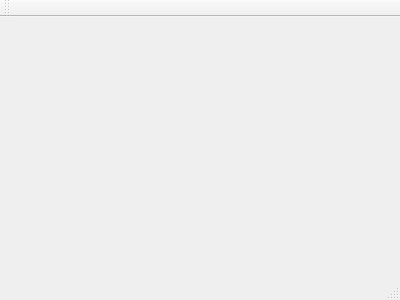
Above: chapaev/mainwindow.ui from dimitryku/chapaev before the change. Below: the same form after it.
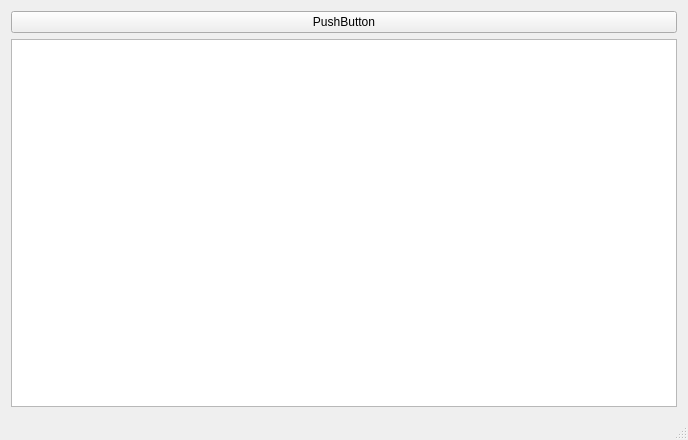
That is the form after the change.

Commit message: added some of main classes and methods

The edit to the form file:
```diff
--- a/chapaev/mainwindow.ui
+++ b/chapaev/mainwindow.ui
@@ -1,24 +1,34 @@
 <ui version="4.0">
  <class>MainWindow</class>
- <widget class="QMainWindow" name="MainWindow" >
-  <property name="geometry" >
+ <widget class="QMainWindow" name="MainWindow">
+  <property name="geometry">
    <rect>
     <x>0</x>
     <y>0</y>
-    <width>400</width>
-    <height>300</height>
+    <width>688</width>
+    <height>440</height>
    </rect>
   </property>
   <property name="windowTitle" >
    <string>MainWindow</string>
   </property>
-  <widget class="QMenuBar" name="menuBar" />
-  <widget class="QToolBar" name="mainToolBar" />
-  <widget class="QWidget" name="centralWidget" />
-  <widget class="QStatusBar" name="statusBar" />
+  <widget class="QWidget" name="centralWidget">
+   <layout class="QVBoxLayout" name="verticalLayout">
+    <item>
+     <widget class="QPushButton" name="pushButton">
+      <property name="text">
+       <string>PushButton</string>
+      </property>
+     </widget>
+    </item>
+    <item>
+     <widget class="QGraphicsView" name="graphicsView"/>
+    </item>
+   </layout>
+  </widget>
+  <widget class="QStatusBar" name="statusBar"/>
  </widget>
- <layoutDefault spacing="6" margin="11" />
- <pixmapfunction></pixmapfunction>
+ <layoutdefault spacing="6" margin="11"/>
  <resources/>
  <connections/>
 </ui>
```
Left out of the diff: 3 changed lines with no effect on the pictures. The commit also changes 10 other files.
